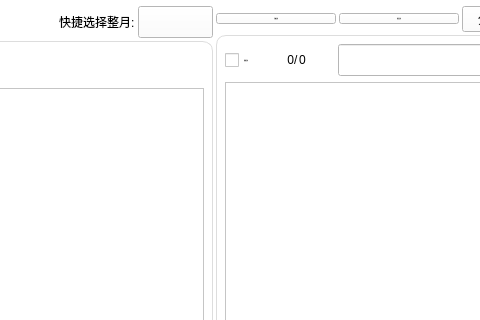
coderSnail/xixi-tools, file ui/home.ui: the form before one commit; both pictures show x 306 to 786 and y 0 to 320 of the 1049 by 673 pixel window.
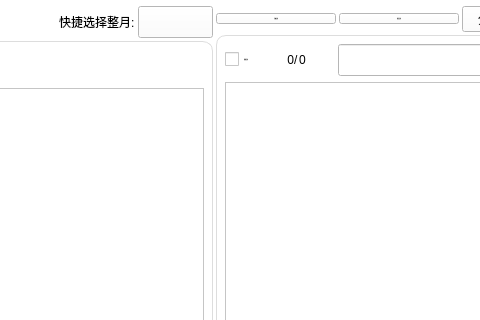
The form after the commit. Icons and pictures are not drawn. Custom widgets are drawn as their Qt base class.

Commit message: bug_fix: 字体和全选按钮的显示

Patch:
```diff
--- a/ui/home.ui
+++ b/ui/home.ui
@@ -776,18 +776,79 @@
               <widget class="CheckBox" name="check_box_select_all">
                <property name="minimumSize">
                 <size>
-                 <width>29</width>
-                 <height>22</height>
+                 <width>0</width>
+                 <height>0</height>
                 </size>
                </property>
                <property name="font">
                 <font>
-                 <family>Segoe UI</family>
+                 <family>Microsoft YaHei</family>
                  <pointsize>-1</pointsize>
                  <italic>false</italic>
                  <bold>false</bold>
                 </font>
                </property>
+               <property name="styleSheet">
+                <string notr="true">CheckBox {
+    color: black;
+    font: 14px  'Microsoft YaHei', 'PingFang SC';
+    spacing: 8px;
+    outline: none;
+    margin-left: 1px;
+}
+
+CheckBox::indicator {
+    width: 18px;
+    height: 18px;
+    border-radius: 5px;
+    border: 1px solid rgba(0, 0, 0, 0.48);
+    background-color: rgba(0, 0, 0, 0.022);
+}
+
+CheckBox::indicator:hover {
+    border: 1px solid rgba(0, 0, 0, 0.56);
+    background-color: rgba(0, 0, 0, 0.05);
+}
+
+CheckBox::indicator:pressed {
+    border: 1px solid rgba(0, 0, 0, 0.27);
+    background-color: rgba(0, 0, 0, 0.12);
+}
+
+CheckBox::indicator:checked,
+CheckBox::indicator:indeterminate {
+    border: 1px solid #009faa;
+    background-color: #009faa;
+}
+
+
+CheckBox::indicator:checked:hover,
+CheckBox::indicator:indeterminate:hover {
+    border: 1px solid #00a7b3;
+    background-color: #00a7b3;
+}
+
+CheckBox::indicator:checked:pressed,
+CheckBox::indicator:indeterminate:pressed {
+    border: 1px solid #3eabb3;
+    background-color: #3eabb3;
+}
+
+CheckBox:disabled {
+    color: rgba(0, 0, 0, 110);
+}
+
+CheckBox::indicator:disabled {
+    border: 1px solid rgba(0, 0, 0, 0.27);
+    background-color: transparent;
+}
+
+CheckBox::indicator:checked:disabled,
+CheckBox::indicator:indeterminate:disabled {
+    border: 1px solid rgb(199, 199, 199);
+    background-color: rgb(199, 199, 199);
+}</string>
+               </property>
                <property name="text">
                 <string>选择全部</string>
                </property>
```
Left out of the diff: 116 changed lines with no effect on the pictures. The commit also changes 1 other file.
